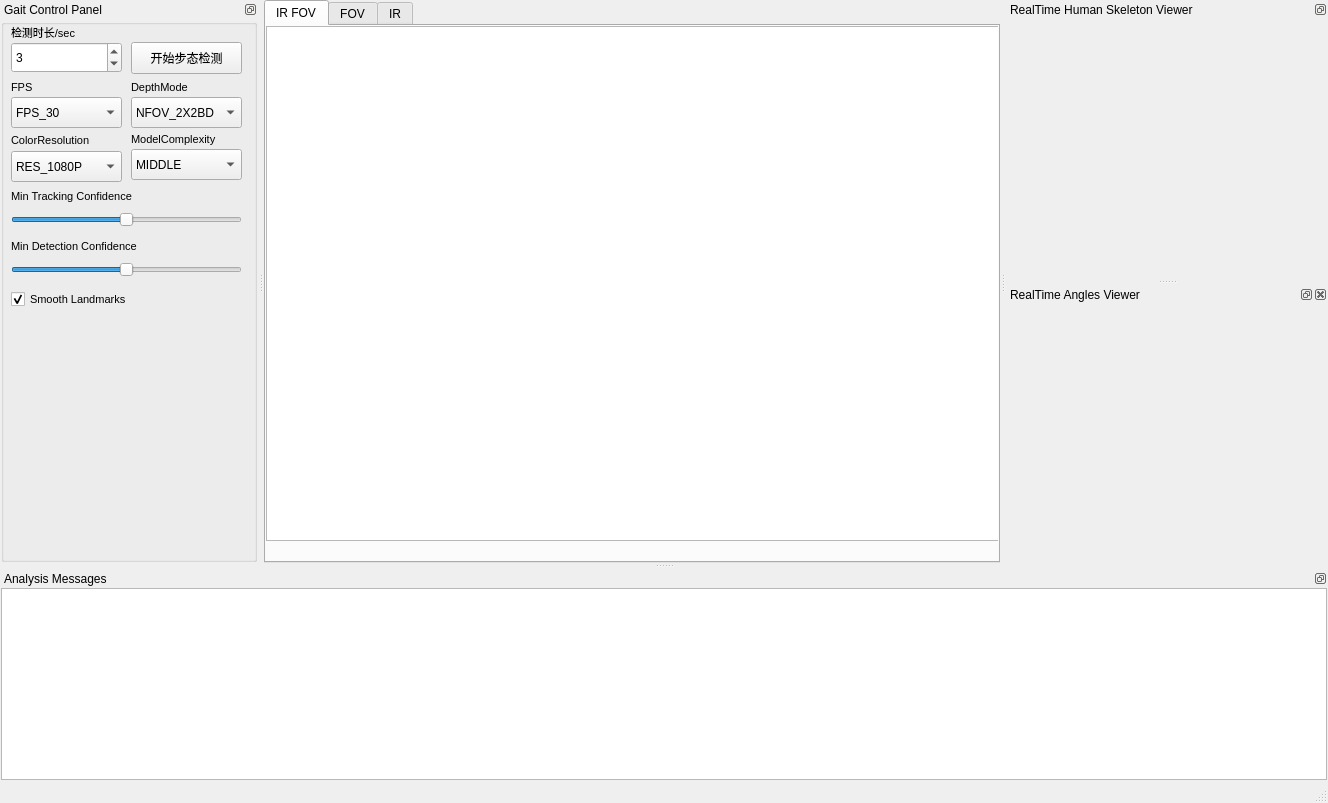
This is MainWindow.ui in spianmo/GaitStudio as Qt 5 draws it before an edit. The edited form follows.
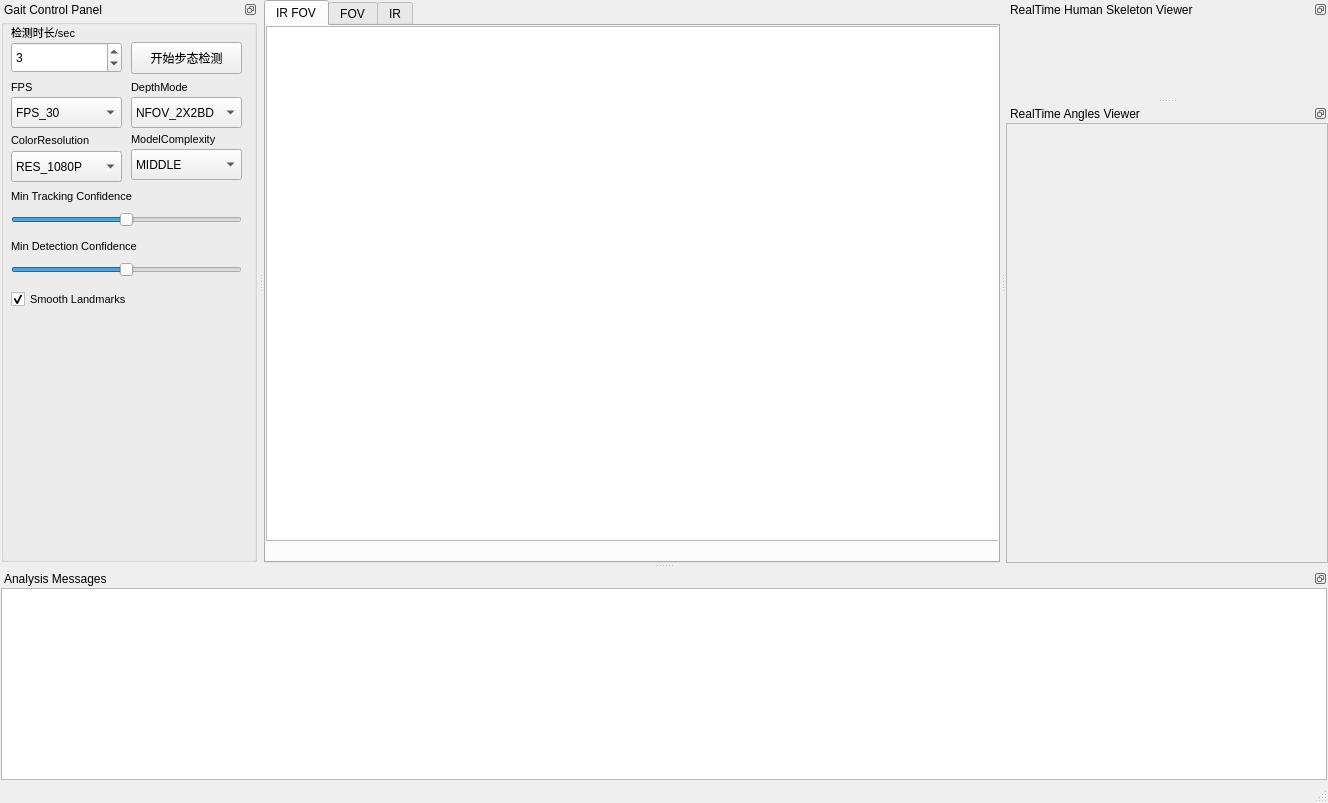
This is the edited form. Custom widgets are drawn as their Qt base class.

Commit message: feat: 引入PyQTGraph，自定义悬浮Dock，布局实时角度显示

The edit to the form file:
```diff
--- a/MainWindow.ui
+++ b/MainWindow.ui
@@ -656,6 +656,91 @@
     </layout>
    </widget>
   </widget>
+  <widget class="QMaximumDockWidget" name="angleViewerDock">
+   <property name="floating">
+    <bool>false</bool>
+   </property>
+   <property name="features">
+    <set>QDockWidget::DockWidgetFloatable|QDockWidget::DockWidgetMovable</set>
+   </property>
+   <property name="windowTitle">
+    <string>RealTime Angles Viewer</string>
+   </property>
+   <attribute name="dockWidgetArea">
+    <number>2</number>
+   </attribute>
+   <widget class="QWidget" name="angleViewerDockContents">
+    <property name="sizePolicy">
+     <sizepolicy hsizetype="Preferred" vsizetype="Preferred">
+      <horstretch>0</horstretch>
+      <verstretch>0</verstretch>
+     </sizepolicy>
+    </property>
+    <property name="minimumSize">
+     <size>
+      <width>0</width>
+      <height>0</height>
+     </size>
+    </property>
+    <property name="maximumSize">
+     <size>
+      <width>16777215</width>
+      <height>16777215</height>
+     </size>
+    </property>
+    <layout class="QVBoxLayout" name="angleViewerDockContentsVerticalLayout">
+     <property name="spacing">
+      <number>4</number>
+     </property>
+     <property name="leftMargin">
+      <number>0</number>
+     </property>
+     <property name="topMargin">
+      <number>0</number>
+     </property>
+     <property name="rightMargin">
+      <number>0</number>
+     </property>
+     <property name="bottomMargin">
+      <number>0</number>
+     </property>
+     <item>
+      <widget class="QScrollArea" name="angleViewerDockScrollArea">
+       <property name="widgetResizable">
+        <bool>true</bool>
+       </property>
+       <widget class="QWidget" name="angleViewerDockScrollAreaContents">
+        <property name="geometry">
+         <rect>
+          <x>0</x>
+          <y>0</y>
+          <width>320</width>
+          <height>356</height>
+         </rect>
+        </property>
+        <layout class="QVBoxLayout" name="angleViewerDockScrollAreaContentsLayout">
+         <property name="spacing">
+          <number>4</number>
+         </property>
+         <property name="leftMargin">
+          <number>0</number>
+         </property>
+         <property name="topMargin">
+          <number>0</number>
+         </property>
+         <property name="rightMargin">
+          <number>0</number>
+         </property>
+         <property name="bottomMargin">
+          <number>0</number>
+         </property>
+        </layout>
+       </widget>
+      </widget>
+     </item>
+    </layout>
+   </widget>
+  </widget>
   <widget class="QMenuBar" name="menuBar">
    <property name="geometry">
     <rect>
@@ -666,15 +751,6 @@
     </rect>
    </property>
   </widget>
-  <widget class="QDockWidget" name="angleViewerDock">
-   <property name="windowTitle">
-    <string>RealTime Angles Viewer</string>
-   </property>
-   <attribute name="dockWidgetArea">
-    <number>2</number>
-   </attribute>
-   <widget class="QWidget" name="angleViewerDockContents"/>
-  </widget>
  </widget>
  <layoutdefault spacing="4" margin="4"/>
  <customwidgets>
@@ -683,6 +759,12 @@
    <extends>QWidget</extends>
    <header>widgets.QVtkWidget.h</header>
   </customwidget>
+  <customwidget>
+   <class>QMaximumDockWidget</class>
+   <extends>QDockWidget</extends>
+   <header>widgets.QMaximumDockWidget.h</header>
+   <container>1</container>
+  </customwidget>
  </customwidgets>
  <resources/>
  <connections/>
```
The commit also changes 4 other files.
